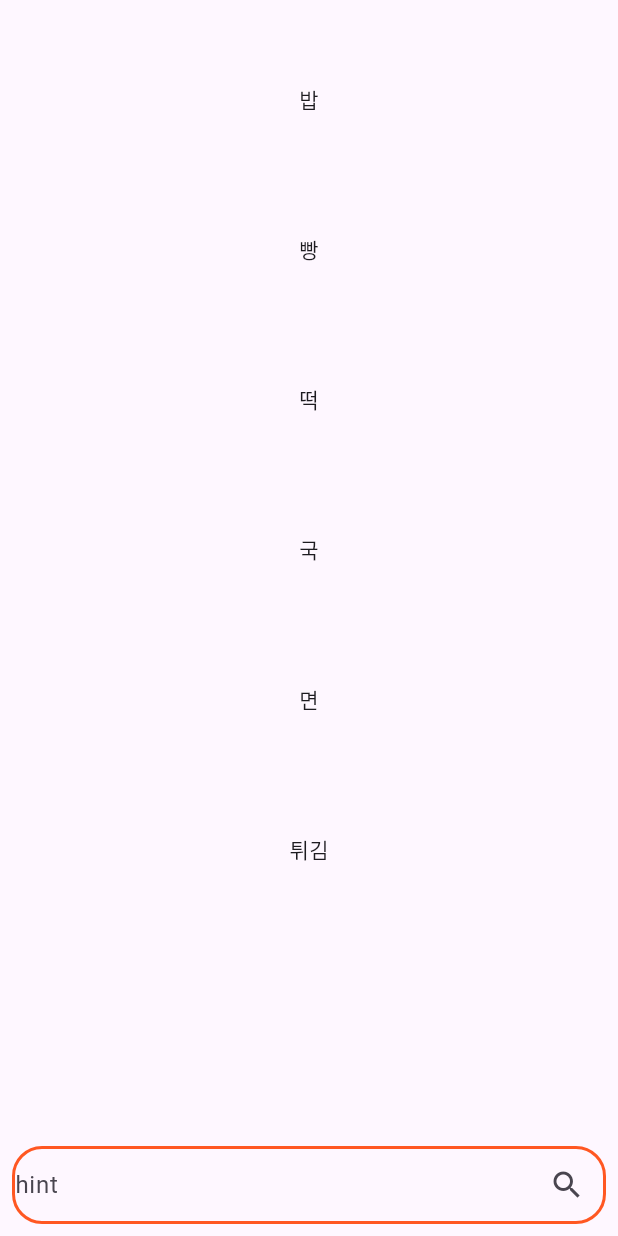
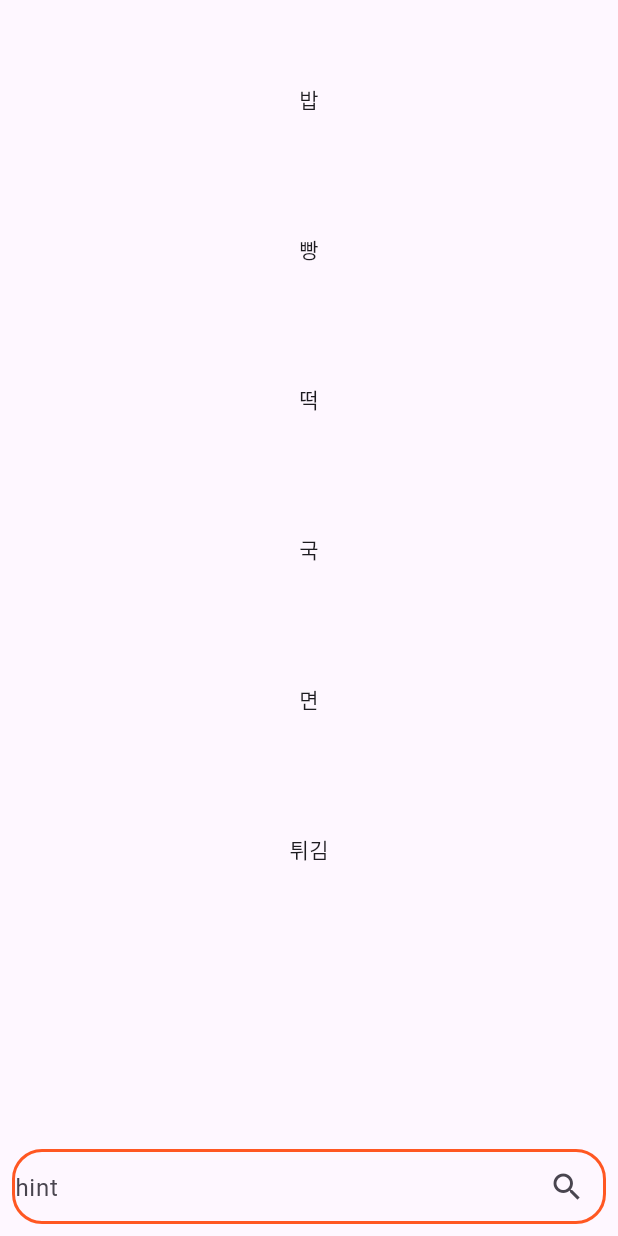
Before and after one commit to banblock/PJ_RMEAL, a Flutter app: the SerchBody widget shown alone on an empty page, opened directly, on a phone screen of 412 x 824 dp. Run offline on Flutter 3.47's test engine with Material 3 defaults, Android fonts, the phone set to English and light mode, and no system bars; our stand-ins replace flutter_dotenv, google_generative_ai, hive; missing offline and left inert: beautiful_soup_dart, dart:ffi; accounts and stored records are empty.

Commit message:
fix screen

```diff
--- a/lib/src/ui/body/SerchBody.dart
+++ b/lib/src/ui/body/SerchBody.dart
@@ -19,6 +19,9 @@ class SerchState extends State<SerchBody>{
         children: [
           Expanded(child: RecipeList()),
           Container(
+            alignment: Alignment.center,
+            width: 800,
+            height: 50,
             decoration: BoxDecoration(
               border: Border.all(
                 color: Colors.deepOrange, // 테두리 색상
```
